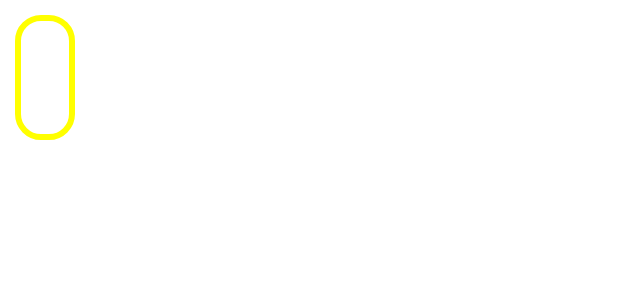
After one commit to qjsqjsaos/Make-a-Android-App-Programming, an Android app: the layout toastborder.xml on its own in the app's theme, with its tools: preview values and no code run, on a phone screen of 412 x 824 dp. The commit adds this screen. Shown: the top 300 px of the screen. Run offline under Robolectric (Android 15) with nearby library versions, the phone set to English and light mode, and no system bars.

Commit message:
ended toast and snackbar

```diff
--- /dev/null
+++ b/app/src/main/res/drawable/toast.xml
@@ -0,0 +1,23 @@
+<?xml version="1.0" encoding="utf-8"?>
+<shape xmlns:android="http://schemas.android.com/apk/res/android"
+    android:shape="rectangle">
+
+    <stroke
+        android:width="4dp"
+        android:color="#ffffff00"
+        />
+
+    <solid
+        android:color="@color/white"
+        />
+
+    <padding
+        android:left="20dp"
+        android:right="20dp"
+        android:bottom="20dp"
+        android:top="20dp"
+        />
+    <corners
+        android:radius="15dp" />
+
+</shape>
--- /dev/null
+++ b/app/src/main/res/layout/toastborder.xml
@@ -0,0 +1,18 @@
+<?xml version="1.0" encoding="utf-8"?>
+<LinearLayout xmlns:android="http://schemas.android.com/apk/res/android"
+    android:id="@+id/toast_layout_root"
+    android:layout_width="match_parent"
+    android:layout_height="match_parent"
+    android:orientation="horizontal"
+    android:padding="10dp"
+    >
+    <TextView
+        android:layout_width="wrap_content"
+        android:layout_height="wrap_content"
+        android:id="@+id/text"
+        android:padding="20dp"
+        android:textSize="32sp"
+        android:background="@drawable/toast" />
+
+
+</LinearLayout>
```
Also changed, not shown: app/src/main/java/org/techtown/sampleorientiation2/MainActivity.java (+8 -0 lines), app/src/main/res/layout/activity_main.xml (+15 -6 lines).
